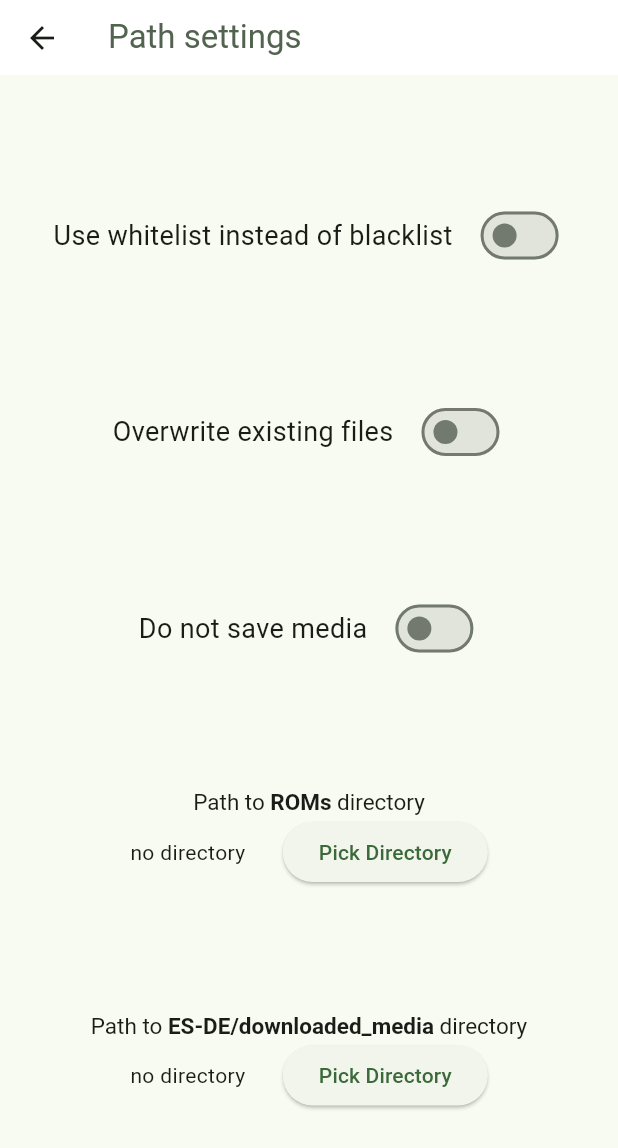
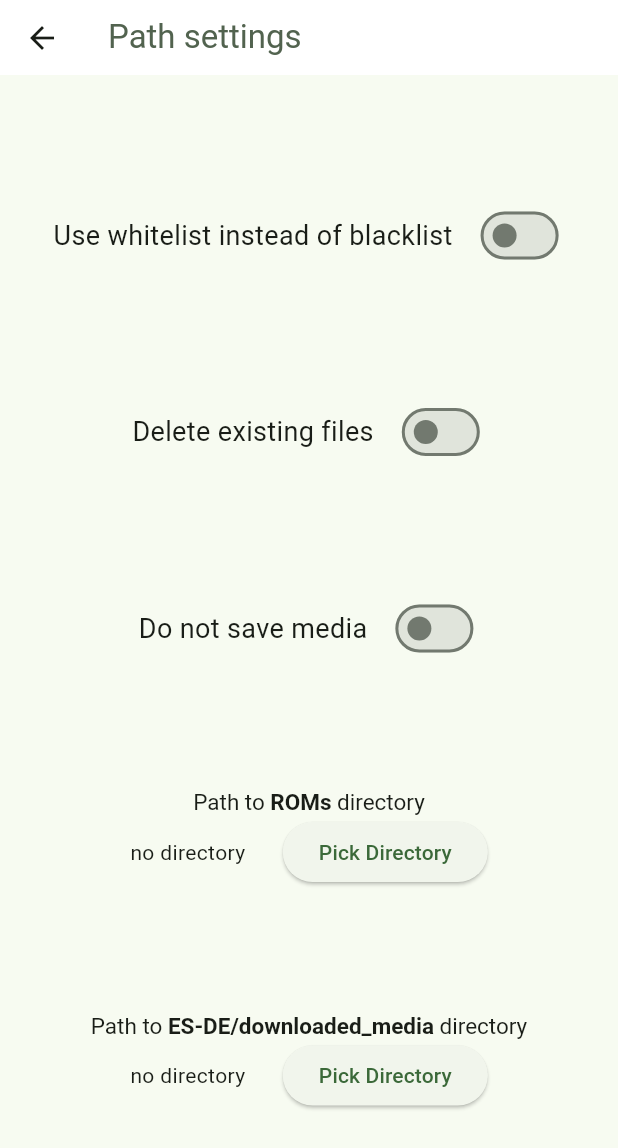
Before and after one commit to BinaryQuantumSoul/esde_android_apps, a Flutter app: the SettingsPage screen opened directly, on a phone screen of 412 x 824 dp. Shown: the top 1148 px of the screen. Run offline on Flutter 3.47's test engine with Material 3 defaults, Android fonts, the phone set to English and light mode, and no system bars; drawn by our look-alikes of dynamic_color; our stand-ins replace file_picker, shared_preferences; missing offline and left inert: installed_apps; accounts and stored records are empty.

Commit message:
Better setting name for overwriteDirs

```diff
--- a/lib/settings.dart
+++ b/lib/settings.dart
@@ -28,7 +28,7 @@ class SettingsPage extends StatelessWidget {
                   settingsProvider.whitelist = newValue;
                 }),
             SwitchSetting(
-                text: 'Overwrite existing files ',
+                text: 'Delete existing files ',
                 value: settingsProvider.overwriteDirs,
                 onChanged: (bool newValue) {
                   settingsProvider.overwriteDirs = newValue;
```
